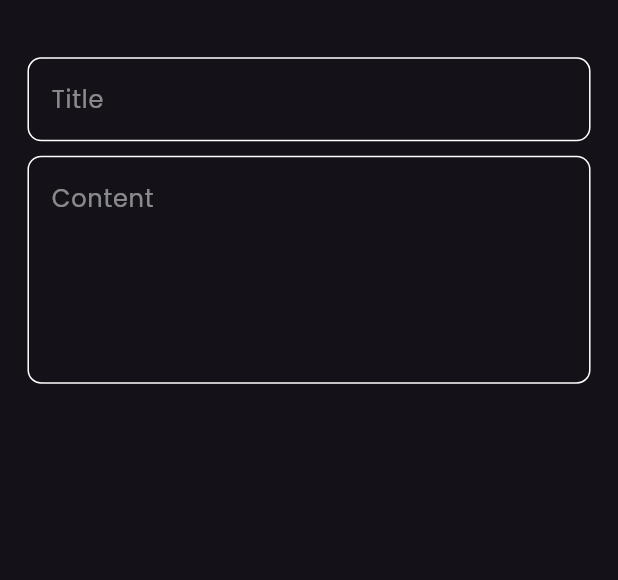
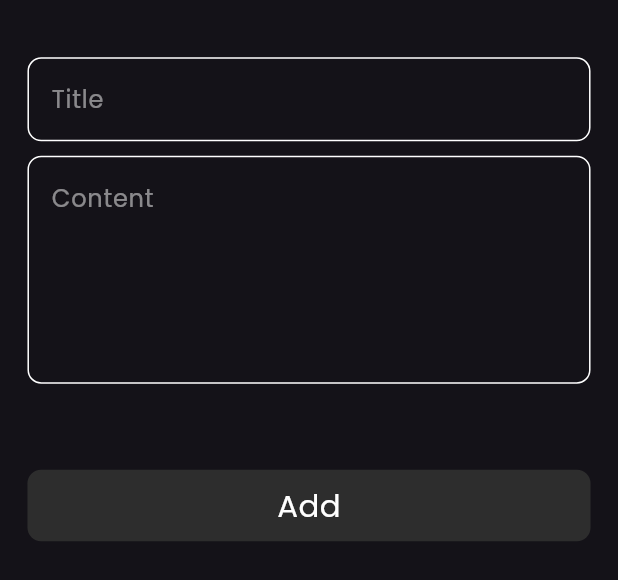
Before and after one commit to itiswd/Hive-NoteApp, a Flutter app: the CustomBottomSheet widget shown alone on an empty page, opened directly, on a phone screen of 412 x 824 dp. Shown: the top 580 px of the screen. Run offline on Flutter 3.47's test engine with Material 3 defaults, Android fonts, the light colour scheme and no system bars; our stand-ins replace flutter_screenutil.

Commit message:
Add CustomAddButton widget and integrate it into CustomBottomSheet
Created a new `CustomAddButton` widget to provide a reusable button component with customizable styles. Integrated this button into the `CustomBottomSheet` widget to enhance user interaction by adding an "Add" button at the bottom of the sheet. This change improves the visual consistency and usability of the application.

```diff
--- /dev/null
+++ b/lib/views/widgets/custom_add_button.dart
@@ -0,0 +1,34 @@
+import 'package:flutter/material.dart';
+import 'package:flutter_screenutil/flutter_screenutil.dart';
+import 'package:hive_note/core/app_colors.dart';
+
+class CustomAddButton extends StatelessWidget {
+  const CustomAddButton({
+    super.key,
+  });
+
+  @override
+  Widget build(BuildContext context) {
+    return InkWell(
+      onTap: () {},
+      borderRadius: BorderRadius.circular(8.0.r),
+      child: Container(
+        height: 40.0.h,
+        width: MediaQuery.of(context).size.width,
+        decoration: BoxDecoration(
+          color: AppColors.buttonColor,
+          borderRadius: BorderRadius.circular(8.0.r),
+        ),
+        child: Center(
+          child: Text(
+            'Add',
+            style: TextStyle(
+              color: AppColors.white,
+              fontSize: 18.0.sp,
+            ),
+          ),
+        ),
+      ),
+    );
+  }
+}
--- a/lib/views/widgets/custom_bottom_sheet.dart
+++ b/lib/views/widgets/custom_bottom_sheet.dart
@@ -1,6 +1,7 @@
 import 'package:flutter/material.dart';
 import 'package:flutter_screenutil/flutter_screenutil.dart';
 import 'package:hive_note/core/app_constants.dart';
+import 'package:hive_note/views/widgets/custom_add_button.dart';
 import 'package:hive_note/views/widgets/custom_text_field.dart';
 
 class CustomBottomSheet extends StatelessWidget {
@@ -14,6 +15,7 @@ class CustomBottomSheet extends StatelessWidget {
       padding: EdgeInsets.symmetric(
         horizontal: AppConstants.kHorizontalPadding,
       ),
+      child: SingleChildScrollView(
         child: Column(
           children: [
             SizedBox(height: 32.0.h),
@@ -25,7 +27,11 @@ class CustomBottomSheet extends StatelessWidget {
               title: 'Content',
               maxLines: 5,
             ),
+            SizedBox(height: 48.0.h),
+            const CustomAddButton(),
+            SizedBox(height: 16.0.h),
           ],
+        ),
       ),
     );
   }
```
Lines whose indentation alone changed are shown as unchanged.
